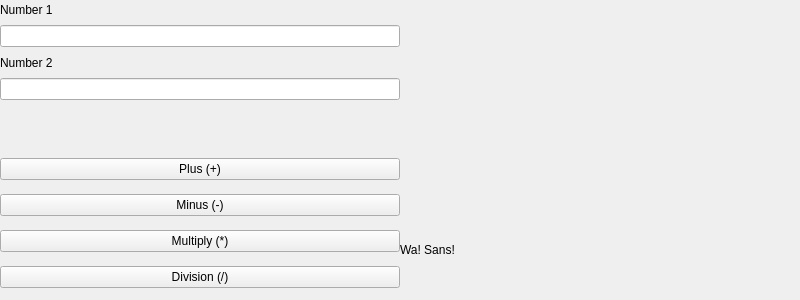
First picture: the form in QT_UI/mainmenu.ui, repository CAU-OOP-2022-7EVEN/OOP_Assignment_2, before the edit.
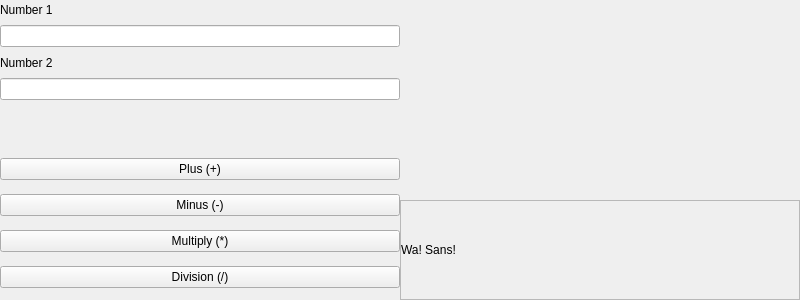
Second picture: the form after the edit.

Commit message: Update mainmenu : Enabled Scroll for Result Label

Patch:
```diff
--- a/QT_UI/mainmenu.ui
+++ b/QT_UI/mainmenu.ui
@@ -49,10 +49,15 @@
                 </property>
                 <layout class="QVBoxLayout" name="layoutRightResult">
                     <item>
+                        <widget class="QScrollArea" name="scrollArea">
+                            <property name="widgetResizable">
+                                <bool>true</bool>
+                            </property>
                         <widget class="QLabel" name="labelResult">
                             <property name="text">
                                 <string>Wa! Sans!</string>
                             </property>
+                            </widget>
                         </widget>
                     </item>
                 </layout>
```
Lines whose indentation alone changed are shown as unchanged. The commit also changes 1 other file.
